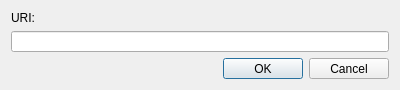
Old version of the form add_http_ftp_magnetlink.ui in the repository DragonZX/aria2cremote.
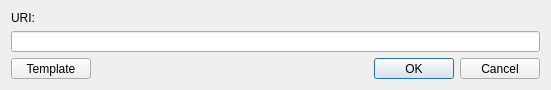
New version of the form.

Commit message: add download template save/load function

Patch:
```diff
--- a/add_http_ftp_magnetlink.ui
+++ b/add_http_ftp_magnetlink.ui
@@ -6,12 +6,12 @@
    <rect>
     <x>0</x>
     <y>0</y>
-    <width>400</width>
+    <width>551</width>
     <height>90</height>
    </rect>
   </property>
   <property name="sizePolicy">
-   <sizepolicy hsizetype="Expanding" vsizetype="Fixed">
+   <sizepolicy hsizetype="Fixed" vsizetype="Expanding">
     <horstretch>0</horstretch>
     <verstretch>0</verstretch>
    </sizepolicy>
@@ -43,6 +43,15 @@
     <widget class="QLineEdit" name="lineEdit"/>
    </item>
    <item>
+    <layout class="QHBoxLayout" name="horizontalLayout">
+     <item>
+      <widget class="QPushButton" name="pushButton_template">
+       <property name="text">
+        <string>Template</string>
+       </property>
+      </widget>
+     </item>
+     <item>
     <widget class="QDialogButtonBox" name="buttonBox">
      <property name="orientation">
       <enum>Qt::Horizontal</enum>
@@ -51,6 +60,8 @@
       <set>QDialogButtonBox::Cancel|QDialogButtonBox::Ok</set>
      </property>
     </widget>
+     </item>
+    </layout>
    </item>
   </layout>
  </widget>
```
Lines whose indentation alone changed are shown as unchanged. The commit also changes 33 other files.
